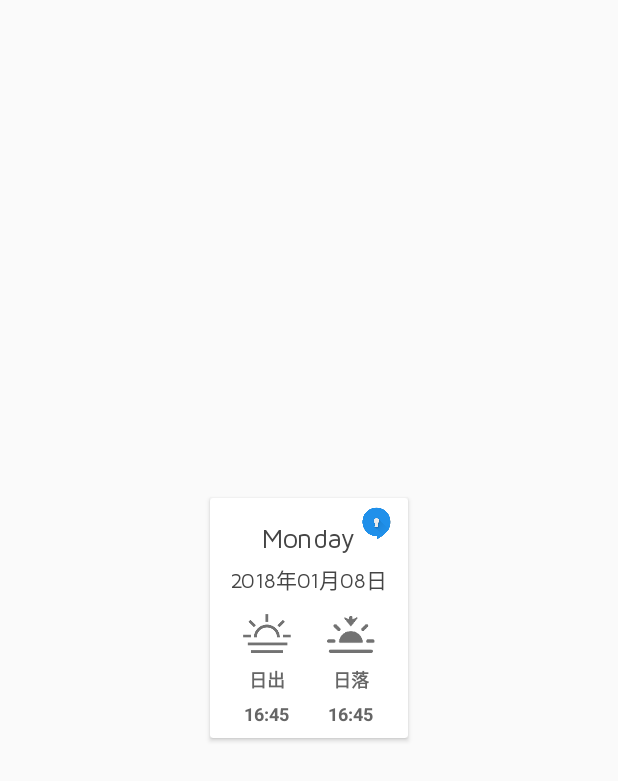
After one commit to Moosphan/MooWeather-master, an Android app: the layout forecast_item_layout.xml on its own in the app's theme, with its tools: preview values and no code run, on a phone screen of 412 x 824 dp. The commit adds this screen. Shown: the top 781 px of the screen. Run offline under Robolectric (Android 15) with nearby library versions, the phone set to English and light mode, and no system bars; Roboto replaces fonts that are not available here.

Commit message:
初步完成卡片布局的设计和信息展示，天气数据的编码转换，下一步通过降水量来判断雨的等级以及详情入口的设计

```diff
--- a/MooWeather/app/src/main/java/com/moos/weather/bean/CaiYun/Aqi.java
+++ b/MooWeather/app/src/main/java/com/moos/weather/bean/CaiYun/Aqi.java
@@ -5,10 +5,8 @@ package com.moos.weather.bean.CaiYun;
 import java.util.Date;
 
 /**
- * Auto-generated: 2017-12-31 14:26:10
- *
- * @author bejson.com (i@bejson.com)
- * @website http://www.bejson.com/java2pojo/
+ * by moos on 2018/01/06
+ * func:空气质量指数
  */
 public class Aqi {
 
--- a/MooWeather/app/src/main/java/com/moos/weather/bean/CaiYun/Avg.java
+++ b/MooWeather/app/src/main/java/com/moos/weather/bean/CaiYun/Avg.java
@@ -4,10 +4,8 @@
 package com.moos.weather.bean.CaiYun;
 
 /**
- * Auto-generated: 2017-12-31 14:26:10
- *
- * @author bejson.com (i@bejson.com)
- * @website http://www.bejson.com/java2pojo/
+ * by moos on 2018/01/06
+ * func:未知
  */
 public class Avg {
 
--- a/MooWeather/app/src/main/java/com/moos/weather/bean/CaiYun/CarWashing.java
+++ b/MooWeather/app/src/main/java/com/moos/weather/bean/CaiYun/CarWashing.java
@@ -5,10 +5,8 @@ package com.moos.weather.bean.CaiYun;
 import java.util.Date;
 
 /**
- * Auto-generated: 2017-12-31 14:26:10
- *
- * @author bejson.com (i@bejson.com)
- * @website http://www.bejson.com/java2pojo/
+ * by moos on 2018/01/06
+ * func:洗车指数
  */
 public class CarWashing {
 
--- a/MooWeather/app/src/main/java/com/moos/weather/bean/CaiYun/Cloudrate.java
+++ b/MooWeather/app/src/main/java/com/moos/weather/bean/CaiYun/Cloudrate.java
@@ -5,9 +5,8 @@ package com.moos.weather.bean.CaiYun;
 import java.util.Date;
 
 /**
- * Auto-generated: 2017-12-31 14:26:10
- * @author Moos
- * @website http://www.bejson.com/java2pojo/
+ * by moos on 2018/01/06
+ * func:云量
  */
 public class Cloudrate {
 
--- a/MooWeather/app/src/main/java/com/moos/weather/bean/CaiYun/ColdRisk.java
+++ b/MooWeather/app/src/main/java/com/moos/weather/bean/CaiYun/ColdRisk.java
@@ -5,10 +5,8 @@ package com.moos.weather.bean.CaiYun;
 import java.util.Date;
 
 /**
- * Auto-generated: 2017-12-31 14:26:10
- *
- * @author bejson.com (i@bejson.com)
- * @website http://www.bejson.com/java2pojo/
+ * by moos on 2018/01/06
+ * func:寒冷指数
  */
 public class ColdRisk {
 
--- a/MooWeather/app/src/main/java/com/moos/weather/bean/CaiYun/Daily.java
+++ b/MooWeather/app/src/main/java/com/moos/weather/bean/CaiYun/Daily.java
@@ -5,10 +5,8 @@ package com.moos.weather.bean.CaiYun;
 import java.util.List;
 
 /**
- * Auto-generated: 2017-12-31 14:26:10
- *
- * @author bejson.com (i@bejson.com)
- * @website http://www.bejson.com/java2pojo/
+ * by moos on 2018/01/06
+ * func:天气预报
  */
 public class Daily {
 
--- a/MooWeather/app/src/main/java/com/moos/weather/bean/CaiYun/Dressing.java
+++ b/MooWeather/app/src/main/java/com/moos/weather/bean/CaiYun/Dressing.java
@@ -5,10 +5,8 @@ package com.moos.weather.bean.CaiYun;
 import java.util.Date;
 
 /**
- * Auto-generated: 2017-12-31 14:26:10
- *
- * @author bejson.com (i@bejson.com)
- * @website http://www.bejson.com/java2pojo/
+ * by moos on 2018/01/06
+ * func:穿衣指数
  */
 public class Dressing {
 
--- a/MooWeather/app/src/main/java/com/moos/weather/bean/CaiYun/Hourly.java
+++ b/MooWeather/app/src/main/java/com/moos/weather/bean/CaiYun/Hourly.java
@@ -5,10 +5,8 @@ package com.moos.weather.bean.CaiYun;
 import java.util.List;
 
 /**
- * Auto-generated: 2017-12-31 14:26:10
- *
- * @author bejson.com (i@bejson.com)
- * @website http://www.bejson.com/java2pojo/
+ * by moos on 2018/01/06
+ * func:小时预报48
  */
 public class Hourly {
 
--- a/MooWeather/app/src/main/java/com/moos/weather/bean/CaiYun/Precipitation.java
+++ b/MooWeather/app/src/main/java/com/moos/weather/bean/CaiYun/Precipitation.java
@@ -5,10 +5,8 @@ package com.moos.weather.bean.CaiYun;
 import java.util.Date;
 
 /**
- * Auto-generated: 2017-12-31 14:26:10
- *
- * @author bejson.com (i@bejson.com)
- * @website http://www.bejson.com/java2pojo/
+ * by moos on 2018/01/06
+ * func:降水强度
  */
 public class Precipitation {
 
--- a/MooWeather/app/src/main/java/com/moos/weather/bean/CaiYun/Realtime.java
+++ b/MooWeather/app/src/main/java/com/moos/weather/bean/CaiYun/Realtime.java
@@ -4,10 +4,8 @@
 package com.moos.weather.bean.CaiYun;
 
 /**
- * Auto-generated: 2017-12-31 14:26:10
- *
- * @author bejson.com (i@bejson.com)
- * @website http://www.bejson.com/java2pojo/
+ * by moos on 2018/01/06
+ * func:实时播报
  */
 public class Realtime {
 
--- a/MooWeather/app/src/main/java/com/moos/weather/bean/CaiYun/Ultraviolet.java
+++ b/MooWeather/app/src/main/java/com/moos/weather/bean/CaiYun/Ultraviolet.java
@@ -5,10 +5,8 @@ package com.moos.weather.bean.CaiYun;
 import java.util.Date;
 
 /**
- * Auto-generated: 2017-12-31 14:26:10
- *
- * @author bejson.com (i@bejson.com)
- * @website http://www.bejson.com/java2pojo/
+ * by moos on 2018/01/06
+ * func:紫外线强度
  */
 public class Ultraviolet {
 
--- /dev/null
+++ b/MooWeather/app/src/main/res/layout/forecast_item_layout.xml
@@ -0,0 +1,133 @@
+<?xml version="1.0" encoding="utf-8"?>
+<android.support.v7.widget.CardView xmlns:android="http://schemas.android.com/apk/res/android"
+    xmlns:tools="http://schemas.android.com/tools"
+    android:layout_width="132dp"
+    android:layout_height="160dp"
+    android:layout_gravity="center"
+    android:layout_margin="4dp">
+
+    <RelativeLayout
+        android:layout_width="match_parent"
+        android:layout_height="match_parent">
+        <LinearLayout
+            android:id="@+id/forecast_item_container"
+            android:layout_width="match_parent"
+            android:layout_height="match_parent"
+            android:orientation="vertical"
+            android:gravity="center"
+            android:background="?android:selectableItemBackground"
+            android:clickable="true">
+            <com.moos.weather.ui.view.MyTextView
+                android:id="@+id/forecast_item_week"
+                android:layout_width="wrap_content"
+                android:layout_height="wrap_content"
+                android:layout_marginTop="8dp"
+                android:textStyle="bold"
+                android:text="Monday"
+                android:textColor="#454545"
+                android:textSize="18sp"/>
+            <com.moos.weather.ui.view.MyTextView
+                android:id="@+id/forecast_item_date"
+                android:layout_width="wrap_content"
+                android:layout_height="wrap_content"
+                android:layout_marginTop="6dp"
+                android:text="2018年01月08日"
+                android:textColor="#454545"
+                android:textSize="14sp"/>
+
+            <LinearLayout
+                android:layout_width="match_parent"
+                android:layout_height="wrap_content"
+                android:orientation="horizontal">
+                <LinearLayout
+                    android:layout_width="0dp"
+                    android:layout_height="wrap_content"
+                    android:layout_weight="1"
+                    android:layout_marginLeft="10dp"
+                    android:orientation="vertical"
+                    android:layout_marginTop="10dp"
+                    android:gravity="center">
+                    <ImageView
+                        android:id="@+id/sunrise_image"
+                        android:layout_width="32dp"
+                        android:layout_height="32dp"
+                        android:scaleType="centerInside"
+                        android:tint="@color/grayIconTint"
+                        tools:src="@mipmap/sunrise" />
+                    <TextView
+                        android:layout_width="wrap_content"
+                        android:layout_height="wrap_content"
+                        android:layout_gravity="center"
+                        android:textAllCaps="true"
+                        android:layout_marginTop="5dp"
+                        android:textColor="#666666"
+                        android:textSize="12sp"
+                        android:textStyle="bold"
+                        android:text="日出" />
+                    <TextView
+                        android:id="@+id/forecast_item_sunrise_time"
+                        android:layout_width="wrap_content"
+                        android:layout_height="wrap_content"
+                        android:layout_gravity="center"
+                        android:layout_marginTop="5dp"
+                        android:textAllCaps="true"
+                        android:textColor="#666666"
+                        android:textSize="12sp"
+                        android:textStyle="bold"
+                        android:text="16:45" />
+
+                </LinearLayout>
+
+                <LinearLayout
+                    android:layout_width="0dp"
+                    android:layout_height="wrap_content"
+                    android:layout_weight="1"
+                    android:orientation="vertical"
+                    android:layout_marginRight="10dp"
+                    android:layout_marginTop="10dp"
+                    android:gravity="center">
+                    <ImageView
+                        android:id="@+id/sunset_image"
+                        android:layout_width="32dp"
+                        android:layout_height="32dp"
+                        android:scaleType="centerInside"
+                        android:tint="@color/grayIconTint"
+                        tools:src="@mipmap/sunset" />
+                    <TextView
+                        android:layout_width="wrap_content"
+                        android:layout_height="wrap_content"
+                        android:layout_gravity="center"
+                        android:textAllCaps="true"
+                        android:layout_marginTop="5dp"
+                        android:textColor="#666666"
+                        android:textSize="12sp"
+                        android:textStyle="bold"
+                        android:text="日落" />
+                    <TextView
+                        android:id="@+id/forecast_item_sunset_time"
+                        android:layout_width="wrap_content"
+                        android:layout_height="wrap_content"
+                        android:layout_marginTop="5dp"
+                        android:layout_gravity="center"
+                        android:textAllCaps="true"
+                        android:textColor="#666666"
+                        android:textSize="12sp"
+                        android:textStyle="bold"
+                        android:text="16:45" />
+                </LinearLayout>
+            </LinearLayout>
+
+        </LinearLayout>
+        <ImageView
+            android:id="@+id/forecast_item_detail"
+            android:layout_width="22dp"
+            android:layout_height="22dp"
+            android:layout_alignParentRight="true"
+            android:layout_marginRight="10dp"
+            android:layout_marginTop="6dp"
+            android:clickable="true"
+            android:src="@mipmap/detail_weather_icon"/>
+
+    </RelativeLayout>
+
+</android.support.v7.widget.CardView>
```
Also changed, not shown: MooWeather/app/src/main/java/com/moos/weather/bean/CaiYun/Astro.java (+5 -7 lines), MooWeather/app/src/main/java/com/moos/weather/bean/CaiYun/Humidity.java (+3 -4 lines), MooWeather/app/src/main/java/com/moos/weather/ui/adapter/ForecastCardAdapter.java (added, +182 -0 lines), MooWeather/app/src/main/java/com/moos/weather/ui/fragment/HomeFragment.java (+61 -14 lines), MooWeather/app/src/main/java/com/moos/weather/util/TimeUtils.java (added, +114 -0 lines), MooWeather/app/src/main/res/mipmap-xxhdpi/detail_weather_icon.png (added), MooWeather/app/src/main/res/mipmap-xxhdpi/sunrise.png (added), MooWeather/app/src/main/res/mipmap-xxhdpi/sunset.png (added).
